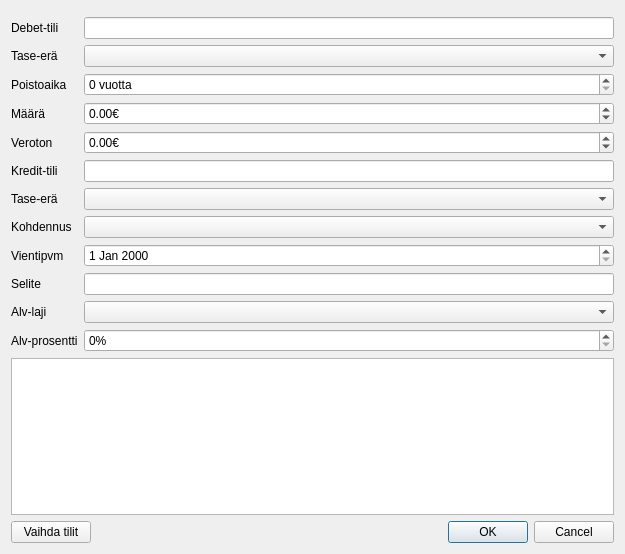
The window that kitupiikki/kirjaus/kirjausapuridialog.ui (artoh/kitupiikki) describes before a commit, drawn with Qt 5.
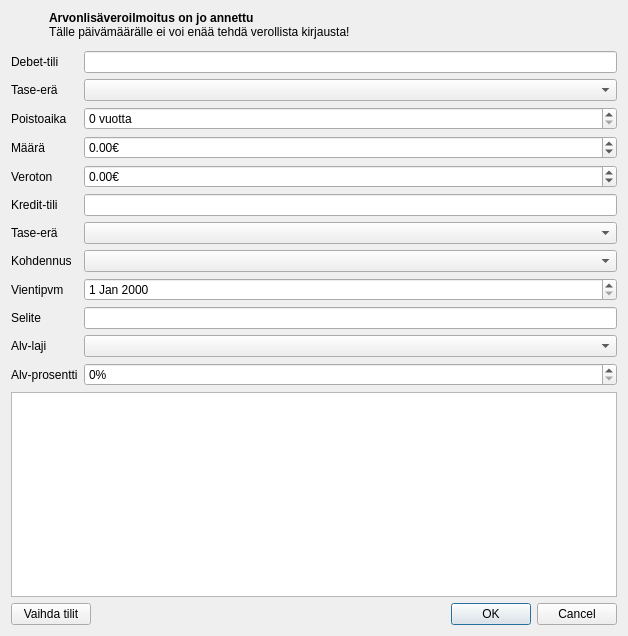
The same window after the commit. Icons and pictures are not drawn. Custom widgets are drawn as their Qt base class.

Patch:
```diff
--- a/kitupiikki/kirjaus/kirjausapuridialog.ui
+++ b/kitupiikki/kirjaus/kirjausapuridialog.ui
@@ -6,14 +6,41 @@
    <rect>
     <x>0</x>
     <y>0</y>
-    <width>625</width>
-    <height>554</height>
+    <width>628</width>
+    <height>636</height>
    </rect>
   </property>
   <property name="windowTitle">
    <string>Kirjausapuri</string>
   </property>
   <layout class="QVBoxLayout" name="verticalLayout">
+   <item>
+    <layout class="QHBoxLayout" name="horizontalLayout">
+     <item>
+      <widget class="QLabel" name="alvVaaraKuva">
+       <property name="maximumSize">
+        <size>
+         <width>32</width>
+         <height>16777215</height>
+        </size>
+       </property>
+       <property name="text">
+        <string/>
+       </property>
+       <property name="pixmap">
+        <pixmap resource="../pic/pic.qrc">:/pic/varoitus.png</pixmap>
+       </property>
+      </widget>
+     </item>
+     <item>
+      <widget class="QLabel" name="alvVaaraTeksti">
+       <property name="text">
+        <string>&lt;html&gt;&lt;head/&gt;&lt;body&gt;&lt;p&gt;&lt;span style=&quot; font-weight:600;&quot;&gt;Arvonlisäveroilmoitus on jo annettu&lt;br/&gt;&lt;/span&gt;Tälle päivämäärälle ei voi enää tehdä verollista kirjausta!&lt;/p&gt;&lt;/body&gt;&lt;/html&gt;</string>
+       </property>
+      </widget>
+     </item>
+    </layout>
+   </item>
    <item>
     <widget class="QTabBar" name="valintaTab" native="true"/>
    </item>
```
Left out of the diff: 4 changed lines with no effect on the pictures.
